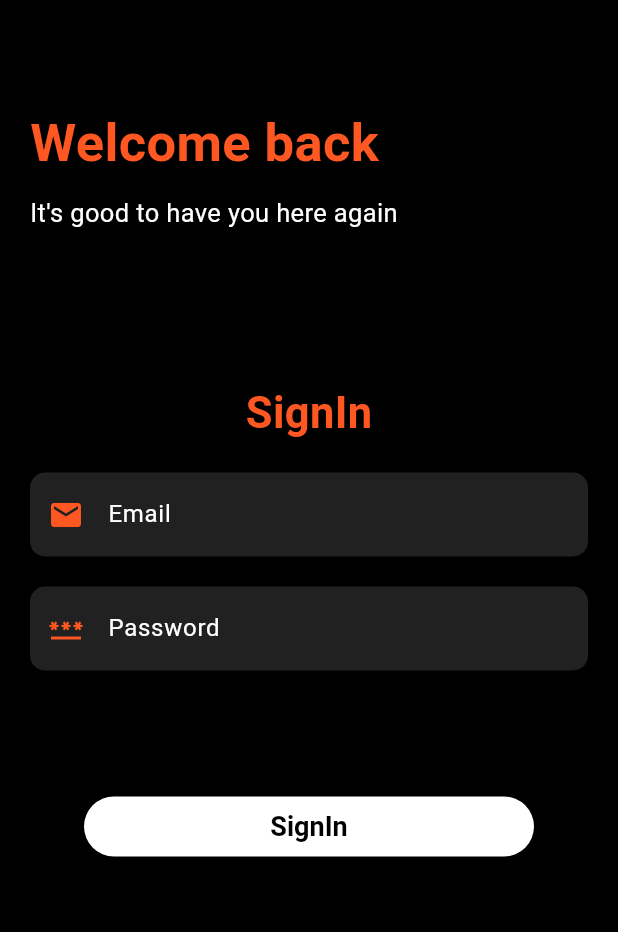
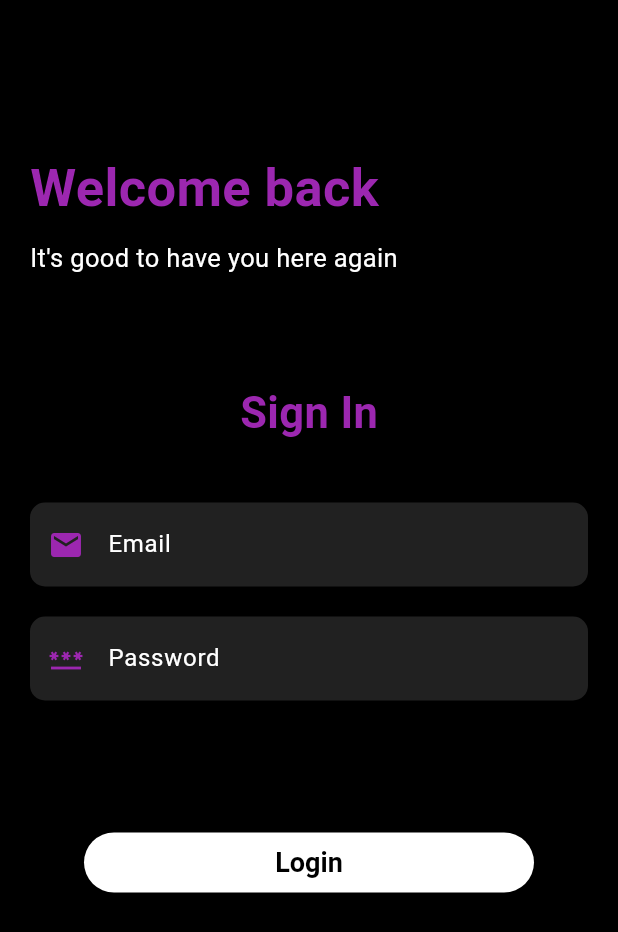
Before and after one commit to Alfonsina30/fast_kit, a Flutter app: the screen it shows after launch, on a phone screen of 412 x 824 dp. Shown: the top 932 px of the screen. Run offline on Flutter 3.47's test engine with Material 3 defaults, Android fonts, the phone set to English and light mode, and no system bars; our stand-ins replace equatable, firebase_auth, firebase_core, flutter_bloc, shared_preferences; accounts and stored records are empty.

```diff
--- a/lib/snippets/firebase_auth/firebase_auth_impl/validate_form/password_input.dart
+++ b/lib/snippets/firebase_auth/firebase_auth_impl/validate_form/password_input.dart
@@ -36,9 +36,8 @@ class PasswordInput extends ValidatedForm<String, ValidationError> {
       case ValidationError.empty:
         return 'This field cannot be empty.';
       case ValidationError.invalid:
-        return '''Password must contains:
-    6 character (letters, at least one number and special characters)\n
-    ''';
+        return '''Password must contains: 6 character (letters, at least one number or special characters)''';
+
       default:
         return null;
     }
--- a/lib/snippets/form_validation/validation_form_impl/password_input.dart
+++ b/lib/snippets/form_validation/validation_form_impl/password_input.dart
@@ -38,9 +38,7 @@ class PasswordInput extends ValidateForm<String, ValidationError> {
       case ValidationError.empty:
         return 'This field cannot be empty.';
       case ValidationError.invalid:
-        return '''Password must contains:
-    6 character (letters, at least one number and special characters)\n
-    ''';
+        return '''Password must contains: 6 character (letters, at least one number or special characters)''';
       default:
         return null;
     }
--- a/lib/snippets/form_validation/validation_form_impl/sign_in_screen.dart
+++ b/lib/snippets/form_validation/validation_form_impl/sign_in_screen.dart
@@ -13,7 +13,9 @@ class MainApp extends StatelessWidget {
   Widget build(BuildContext context) {
     return MaterialApp(
       debugShowCheckedModeBanner: false,
-      theme: ThemeData(colorSchemeSeed: Colors.deepOrange),
+      theme: ThemeData(
+        colorSchemeSeed: Colors.purple.shade500
+      ),
       home: SignInScreen(),
     );
   }
@@ -34,6 +36,8 @@ class _SignInScreenState extends State<SignInScreen> {
   @override
   Widget build(BuildContext context) {
     final color = Colors.grey.shade900;
+    final errorColor = Colors.red;
+    final primaryColor = Colors.purple.shade500;
 
     final borderColor = OutlineInputBorder(
         borderRadius: BorderRadius.all(Radius.circular(10)),
@@ -49,13 +53,13 @@ class _SignInScreenState extends State<SignInScreen> {
             crossAxisAlignment: CrossAxisAlignment.start,
             children: [
               const SizedBox(
-                height: 70,
+                height: 100,
               ),
               //
               Text('Welcome back ',
                   style: TextStyle(
                       fontSize: 35,
-                      color: Colors.deepOrange,
+                      color: primaryColor,
                       fontWeight: FontWeight.bold)),
               SizedBox(
                 height: 10,
@@ -65,19 +69,19 @@ class _SignInScreenState extends State<SignInScreen> {
               //
 
               SizedBox(
-                height: 100,
+                height: 70,
               ),
 
               Center(
                   child: Text(
-                'SignIn',
+                'Sign In',
                 style: TextStyle(
                     fontSize: 29,
-                    color: Colors.deepOrange,
+                    color: primaryColor,
                     fontWeight: FontWeight.bold),
               )),
               const SizedBox(
-                height: 20,
+                height: 40,
               ),
 
               ///
@@ -106,10 +110,10 @@ class _SignInScreenState extends State<SignInScreen> {
                   errorText:
                       //-- listen the new state of input and take its the value of displayError
                       email.displayError,
-                  errorStyle: TextStyle(fontSize: 15),
+                  errorStyle: TextStyle(fontSize: 15, color: errorColor),
                   prefixIcon: Icon(
                     Icons.email,
-                    color: Colors.deepOrange,
+                    color:primaryColor,
                     size: Theme.of(context).iconTheme.size,
                   ),
                 ),
@@ -142,19 +146,26 @@ class _SignInScreenState extends State<SignInScreen> {
                   focusedBorder: borderColor,
                   focusColor: color,
                   enabledBorder: borderColor,
-                  errorText:
-                      //-- listen the new state of input and take its the value of displayError
-                      password.displayError,
-                  errorStyle: TextStyle(fontSize: 15),
+                  //errorText:
+                  //-- listen the new state of input and take its the value of displayError
+                  // password.displayError,
+                  errorStyle: TextStyle(fontSize: 13),
+                  error: SizedBox(
+                    height: 40,
+                    child: Text(
+                      password.displayError ?? '',
+                      style: TextStyle(color: errorColor),
+                    ),
+                  ),
                   prefixIcon: Icon(
                     Icons.password,
-                    color: Colors.deepOrange,
+                    color: primaryColor,
                     size: Theme.of(context).iconTheme.size,
                   ),
                 ),
               ),
 
-              SizedBox(height: 80),
+              SizedBox(height: 40),
               //
               Center(
                 child: SizedBox(
@@ -174,7 +185,7 @@ class _SignInScreenState extends State<SignInScreen> {
 
                       //--- Navigate----
                     },
-                    child: Text('SignIn'),
+                    child: Text('Login'),
                   ),
                 ),
               ),
```
Also changed, not shown: lib/snippets/firebase_auth/firebase_auth_impl/register_user_screen.dart (+44 -5 lines), 1 other file.
